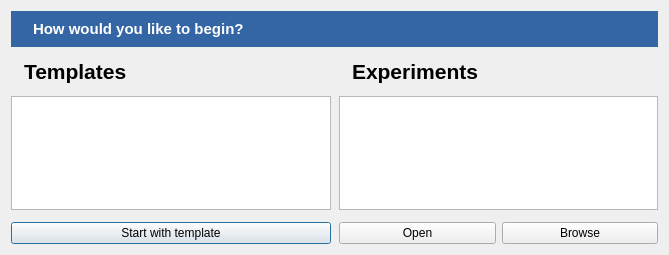
The window that resources/start_new_dialog.ui (open-cogsci/OpenSesame) describes before a commit, drawn with Qt 5.
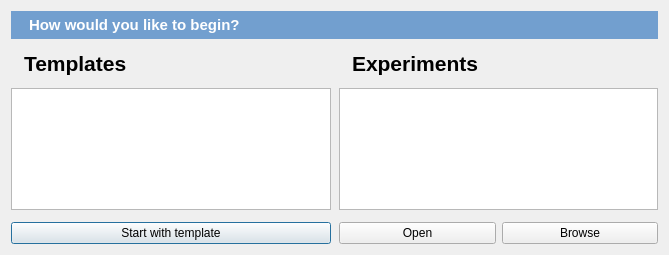
The same window after the commit. Icons and pictures are not drawn.

Diff of the .ui file:
```diff
--- a/resources/start_new_dialog.ui
+++ b/resources/start_new_dialog.ui
@@ -26,12 +26,12 @@
       </sizepolicy>
      </property>
      <property name="styleSheet">
-      <string notr="true">background-color: #3465a4;
+      <string notr="true">background-color: #729fcf;
 color: rgb(255, 255, 255);</string>
      </property>
      <layout class="QHBoxLayout" name="horizontalLayout">
-      <property name="leftMargin">
-       <number>9</number>
+      <property name="margin">
+       <number>5</number>
       </property>
       <item>
        <widget class="QLabel" name="label_3">
```
